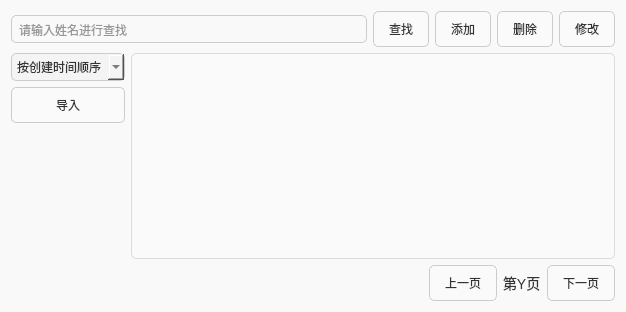
Old version of the form doctorreportview.ui in the repository zhuguotiao/Lab.
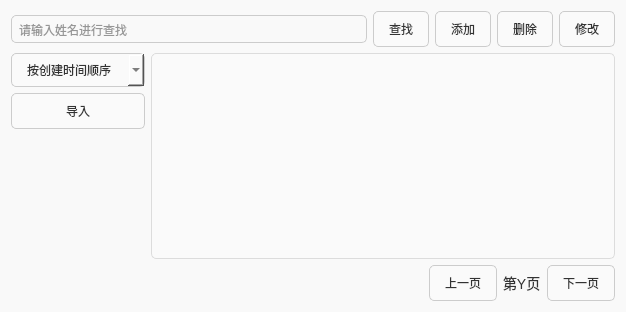
New version of the form. Icons and pictures are not drawn.

Patch:
```diff
--- a/doctorreportview.ui
+++ b/doctorreportview.ui
@@ -25,6 +25,12 @@
         border-radius: 5px;
         padding: 5px;
     }
+	QComboBox{
+		background-color: #fafafa;
+        border: 1px solid #ccc;
+        border-radius: 5px;
+        padding: 8px 15px;
+	}
     QPushButton {
         background-color: #fafafa;
         border: 1px solid #ccc;
@@ -109,14 +115,7 @@
        <item>
         <widget class="QComboBox" name="createdTimeBox">
          <property name="styleSheet">
-          <string notr="true">
-       QComboBox {
-          background-color: #f4f4f4;
-          border-radius: 5px;
-          padding: 5px;
-		border: 1px solid #ccc;
-         }
-</string>
+          <string notr="true"/>
          </property>
          <item>
           <property name="text">
```
Left out of the diff: 4 changed lines with no effect on the pictures.
